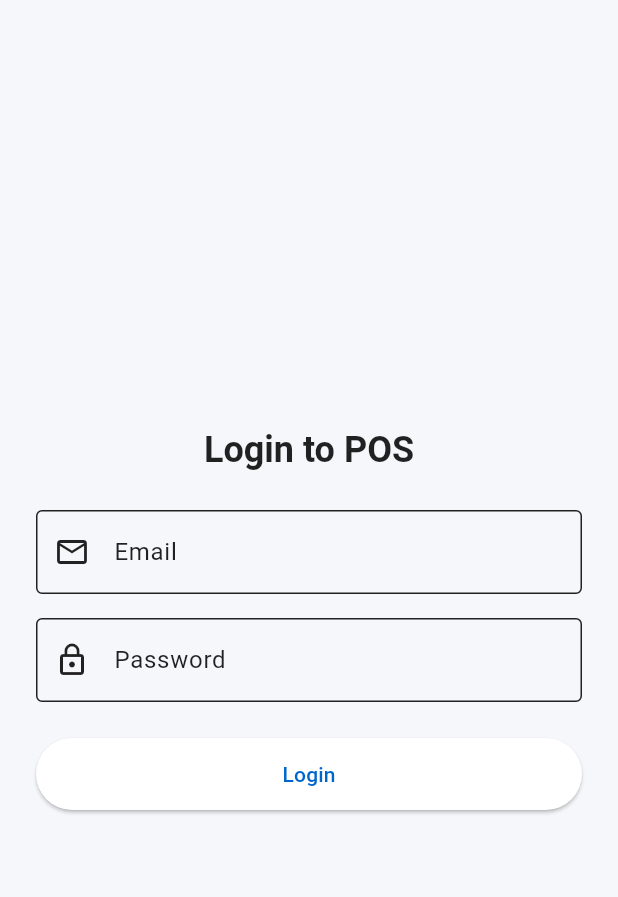
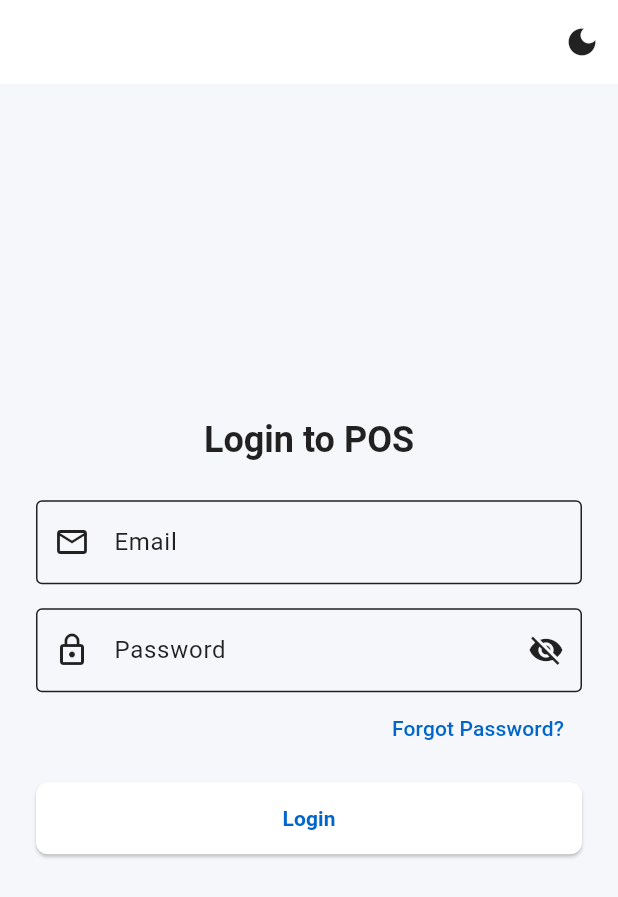
Before and after one commit to jsonjuliane/pos-app, a Flutter app: the screen it shows after launch, on a phone screen of 412 x 824 dp. Shown: the top 897 px of the screen. Run offline on Flutter 3.47's test engine with Material 3 defaults, Android fonts, the phone set to English and light mode, and no system bars; our stand-ins replace cloud_firestore, firebase_auth, firebase_core, flutter_riverpod, go_router; accounts and stored records are empty.

Commit message:
[AUTH] Polished auth user experience, pending device flexibility

```diff
--- a/lib/app.dart
+++ b/lib/app.dart
@@ -1,23 +1,27 @@
 import 'package:flutter/material.dart';
+import 'package:flutter_riverpod/flutter_riverpod.dart';
 
 import 'core/routing/app_router.dart';
+import 'core/shared/theme_notifier.dart';
 import 'core/theme/app_theme.dart';
-
 
 /// Root widget of the POS app.
 /// Sets the global theme and attaches the router configuration.
-class POSApp extends StatelessWidget {
+class POSApp extends ConsumerWidget {
   const POSApp({super.key});
 
   @override
-  Widget build(BuildContext context) {
+  Widget build(BuildContext context, WidgetRef ref) {
+    final themeMode = ref.watch(
+      themeModeProvider,
+    ); // 👈 Watch the current theme
+
     return MaterialApp.router(
       title: 'POS App',
       debugShowCheckedModeBanner: false,
       theme: AppTheme.light,
       darkTheme: AppTheme.dark,
-      themeMode: ThemeMode.system, // Automatically switch based on system setting
-      // Connects go_router navigation to the app
+      themeMode: themeMode,
       routerConfig: AppRouter.router,
     );
   }
--- a/lib/core/features/auth/presentation/pages/login_page.dart
+++ b/lib/core/features/auth/presentation/pages/login_page.dart
@@ -1,5 +1,7 @@
 import 'package:flutter/material.dart';
 import 'package:flutter_riverpod/flutter_riverpod.dart';
+
+import '../../../../shared/theme_notifier.dart';
 import '../widgets/login_form.dart';
 
 class LoginPage extends ConsumerWidget {
@@ -7,7 +9,19 @@ class LoginPage extends ConsumerWidget {
 
   @override
   Widget build(BuildContext context, WidgetRef ref) {
+    final isDark = ref.watch(themeModeProvider) == ThemeMode.dark;
+
     return Scaffold(
+      appBar: AppBar(
+        elevation: 0,
+        actions: [
+          IconButton(
+            tooltip: isDark ? 'Switch to Light Mode' : 'Switch to Dark Mode',
+            icon: Icon(isDark ? Icons.light_mode : Icons.dark_mode),
+            onPressed: () => ref.read(themeModeProvider.notifier).toggle(),
+          ),
+        ],
+      ),
       body: Center(
         child: ConstrainedBox(
           constraints: const BoxConstraints(maxWidth: 480),
@@ -16,7 +30,12 @@ class LoginPage extends ConsumerWidget {
             child: Column(
               mainAxisAlignment: MainAxisAlignment.center,
               children: [
-                Text('Login to POS', style: Theme.of(context).textTheme.headlineSmall),
+                Text(
+                  'Login to POS',
+                  style: Theme.of(context).textTheme.headlineSmall?.copyWith(
+                    fontWeight: FontWeight.bold,
+                  ),
+                ),
                 const SizedBox(height: 24),
                 const LoginForm(),
               ],
--- a/lib/core/features/auth/presentation/widgets/email_field.dart
+++ b/lib/core/features/auth/presentation/widgets/email_field.dart
@@ -3,20 +3,29 @@ import 'package:flutter/material.dart';
 class EmailField extends StatelessWidget {
   final String value;
   final void Function(String) onChanged;
+  final VoidCallback onSubmitted;
 
-  const EmailField({super.key, required this.value, required this.onChanged});
+  const EmailField({
+    super.key,
+    required this.value,
+    required this.onChanged,
+    required this.onSubmitted,
+  });
 
   @override
   Widget build(BuildContext context) {
     return TextFormField(
       initialValue: value,
       keyboardType: TextInputType.emailAddress,
+      textInputAction: TextInputAction.next,
+      autofillHints: const [AutofillHints.email],
       decoration: const InputDecoration(
         labelText: 'Email',
         prefixIcon: Icon(Icons.email_outlined),
         border: OutlineInputBorder(),
       ),
       onChanged: onChanged,
+      onFieldSubmitted: (_) => onSubmitted(),
       validator: (val) {
         if (val == null || val.isEmpty) return 'Email required';
         if (!RegExp(r'^[^@]+@[^@]+\.[^@]+').hasMatch(val)) return 'Invalid email';
--- a/lib/core/features/auth/presentation/widgets/login_form.dart
+++ b/lib/core/features/auth/presentation/widgets/login_form.dart
@@ -1,10 +1,13 @@
 import 'package:flutter/material.dart';
 import 'package:flutter_riverpod/flutter_riverpod.dart';
 import 'package:go_router/go_router.dart';
+
+import '../../../../shared/primary_button.dart';
 import '../providers/login_providers.dart';
 import '../../../../utils/error_handler.dart';
 import 'email_field.dart';
 import 'password_field.dart';
+import 'forgot_password_dialog.dart';
 
 class LoginForm extends ConsumerStatefulWidget {
   const LoginForm({super.key});
@@ -15,9 +18,17 @@ class LoginForm extends ConsumerStatefulWidget {
 
 class _LoginFormState extends ConsumerState<LoginForm> {
   final _formKey = GlobalKey<FormState>();
+  final _passwordFocusNode = FocusNode();
   String? _error;
 
-  void _submit() async {
+  @override
+  void dispose() {
+    _passwordFocusNode.dispose();
+    super.dispose();
+  }
+
+  Future<void> _submit() async {
+    FocusScope.of(context).unfocus();
     final form = _formKey.currentState!;
     if (!form.validate()) return;
 
@@ -27,13 +38,13 @@ class _LoginFormState extends ConsumerState<LoginForm> {
     await ref.read(loginControllerProvider.notifier).login(email, password);
     final state = ref.read(loginControllerProvider);
 
+    if (!mounted) return;
+
     if (state is AsyncError) {
-      if (!mounted) return;
       setState(() {
         _error = mapFirebaseAuthError(state.error.toString());
       });
     } else if (state is AsyncData && state.value != null) {
-      if (!mounted) return;
       context.goNamed('dashboard');
     }
   }
@@ -48,27 +59,48 @@ class _LoginFormState extends ConsumerState<LoginForm> {
       key: _formKey,
       child: Column(
         children: [
-          EmailField(value: email, onChanged: (val) => ref.read(loginEmailProvider.notifier).state = val),
+          EmailField(
+            value: email,
+            onChanged: (val) => ref.read(loginEmailProvider.notifier).state = val,
+            onSubmitted: () => _passwordFocusNode.requestFocus(),
+          ),
           const SizedBox(height: 16),
-          PasswordField(value: password, onChanged: (val) => ref.read(loginPasswordProvider.notifier).state = val),
-          const SizedBox(height: 24),
-          SizedBox(
-            width: double.infinity,
-            height: 48,
-            child: ElevatedButton(
-              onPressed: loading ? null : _submit,
-              child: loading
-                  ? const SizedBox(
-                height: 20, width: 20,
-                child: CircularProgressIndicator(strokeWidth: 2.5, color: Colors.white),
-              )
-                  : const Text('Login'),
+          PasswordField(
+            value: password,
+            onChanged: (val) => ref.read(loginPasswordProvider.notifier).state = val,
+            focusNode: _passwordFocusNode,
+            onSubmitted: _submit,
+          ),
+          Align(
+            alignment: Alignment.centerRight,
+            child: TextButton(
+              onPressed: () {
+                showDialog(
+                  context: context,
+                  builder: (_) => const ForgotPasswordDialog(),
+                );
+              },
+              child: const Text('Forgot Password?'),
             ),
           ),
-          if (_error != null) ...[
-            const SizedBox(height: 12),
-            Text(_error!, style: const TextStyle(color: Colors.red)),
-          ],
+          const SizedBox(height: 12),
+          PrimaryButton(
+            onPressed: loading ? null : _submit,
+            loading: loading,
+            child: const Text('Login'),
+          ),
+          const SizedBox(height: 12),
+          AnimatedOpacity(
+            opacity: _error != null ? 1.0 : 0.0,
+            duration: const Duration(milliseconds: 300),
+            child: Text(
+              _error ?? '',
+              style: Theme.of(context).textTheme.bodyMedium?.copyWith(
+                color: Colors.red,
+              ),
+              textAlign: TextAlign.center,
+            ),
+          ),
         ],
       ),
     );
--- a/lib/core/features/auth/presentation/widgets/password_field.dart
+++ b/lib/core/features/auth/presentation/widgets/password_field.dart
@@ -1,22 +1,44 @@
 import 'package:flutter/material.dart';
 
-class PasswordField extends StatelessWidget {
+class PasswordField extends StatefulWidget {
   final String value;
   final void Function(String) onChanged;
+  final FocusNode focusNode;
+  final VoidCallback onSubmitted;
 
-  const PasswordField({super.key, required this.value, required this.onChanged});
+  const PasswordField({
+    super.key,
+    required this.value,
+    required this.onChanged,
+    required this.focusNode,
+    required this.onSubmitted,
+  });
+
+  @override
+  State<PasswordField> createState() => _PasswordFieldState();
+}
+
+class _PasswordFieldState extends State<PasswordField> {
+  bool _obscure = true;
 
   @override
   Widget build(BuildContext context) {
     return TextFormField(
-      initialValue: value,
-      obscureText: true,
-      decoration: const InputDecoration(
+      initialValue: widget.value,
+      focusNode: widget.focusNode,
+      obscureText: _obscure,
+      textInputAction: TextInputAction.done,
+      decoration: InputDecoration(
         labelText: 'Password',
-        prefixIcon: Icon(Icons.lock_outline),
-        border: OutlineInputBorder(),
+        prefixIcon: const Icon(Icons.lock_outline),
+        border: const OutlineInputBorder(),
+        suffixIcon: IconButton(
+          icon: Icon(_obscure ? Icons.visibility_off : Icons.visibility),
+          onPressed: () => setState(() => _obscure = !_obscure),
+        ),
       ),
-      onChanged: onChanged,
+      onChanged: widget.onChanged,
+      onFieldSubmitted: (_) => widget.onSubmitted(),
       validator: (val) {
         if (val == null || val.isEmpty) return 'Password required';
         if (val.length < 6) return 'Minimum 6 characters';
--- /dev/null
+++ b/lib/core/shared/primary_button.dart
@@ -0,0 +1,42 @@
+import 'package:flutter/material.dart';
+
+/// A shared, styled elevated button used across the app.
+/// Supports full width, custom content, and loading state.
+class PrimaryButton extends StatelessWidget {
+  final VoidCallback? onPressed;
+  final Widget child;
+  final bool loading;
+
+  const PrimaryButton({
+    super.key,
+    required this.onPressed,
+    required this.child,
+    this.loading = false,
+  });
+
+  @override
+  Widget build(BuildContext context) {
+    final theme = Theme.of(context);
+
+    return SizedBox(
+      width: double.infinity,
+      height: 48,
+      child: ElevatedButton(
+        onPressed: loading ? null : onPressed,
+        style: ElevatedButton.styleFrom(
+          textStyle: theme.textTheme.labelLarge?.copyWith(fontWeight: FontWeight.bold),
+          shape: RoundedRectangleBorder(borderRadius: BorderRadius.circular(8)),
+        ),
+        child: loading
+            ? const SizedBox(
+          width: 20, height: 20,
+          child: CircularProgressIndicator(
+            strokeWidth: 2.5,
+            valueColor: AlwaysStoppedAnimation<Color>(Colors.white),
+          ),
+        )
+            : child,
+      ),
+    );
+  }
+}
--- /dev/null
+++ b/lib/core/shared/theme_notifier.dart
@@ -0,0 +1,19 @@
+// lib/shared/providers/theme_provider.dart
+import 'package:flutter/material.dart';
+import 'package:flutter_riverpod/flutter_riverpod.dart';
+
+final themeModeProvider = StateNotifierProvider<ThemeNotifier, ThemeMode>((ref) {
+  return ThemeNotifier();
+});
+
+class ThemeNotifier extends StateNotifier<ThemeMode> {
+  ThemeNotifier() : super(ThemeMode.system); // Or ThemeMode.light/dark as default
+
+  void toggle() {
+    state = state == ThemeMode.dark ? ThemeMode.light : ThemeMode.dark;
+  }
+
+  void set(ThemeMode mode) {
+    state = mode;
+  }
+}
```
Also changed, not shown: lib/core/features/auth/presentation/widgets/forgot_password_dialog.dart (added, +138 -0 lines).
